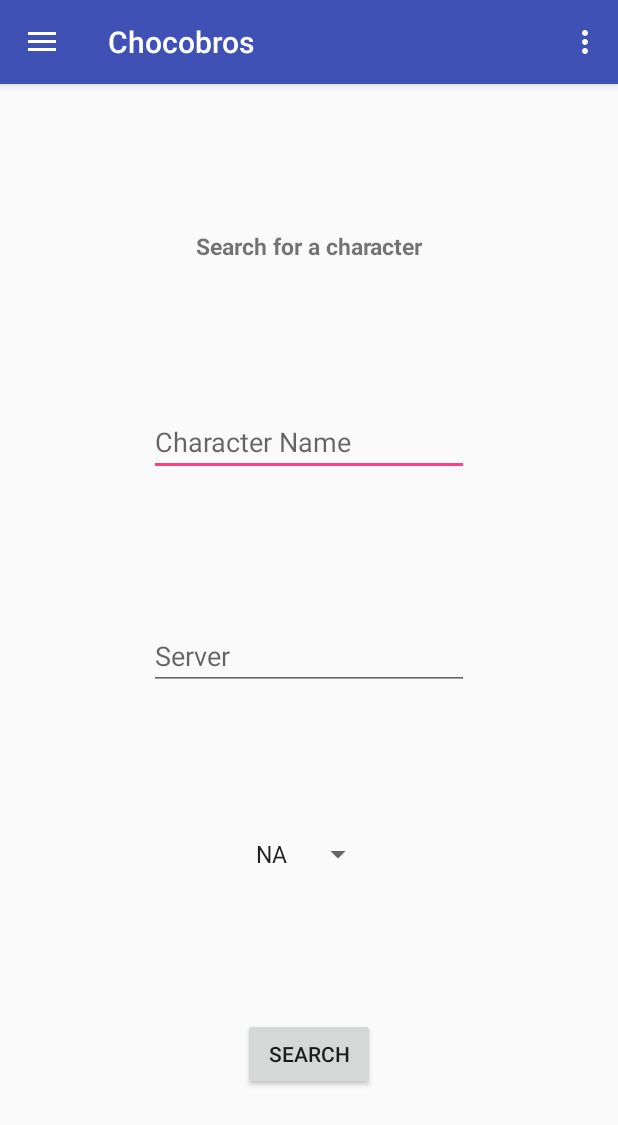
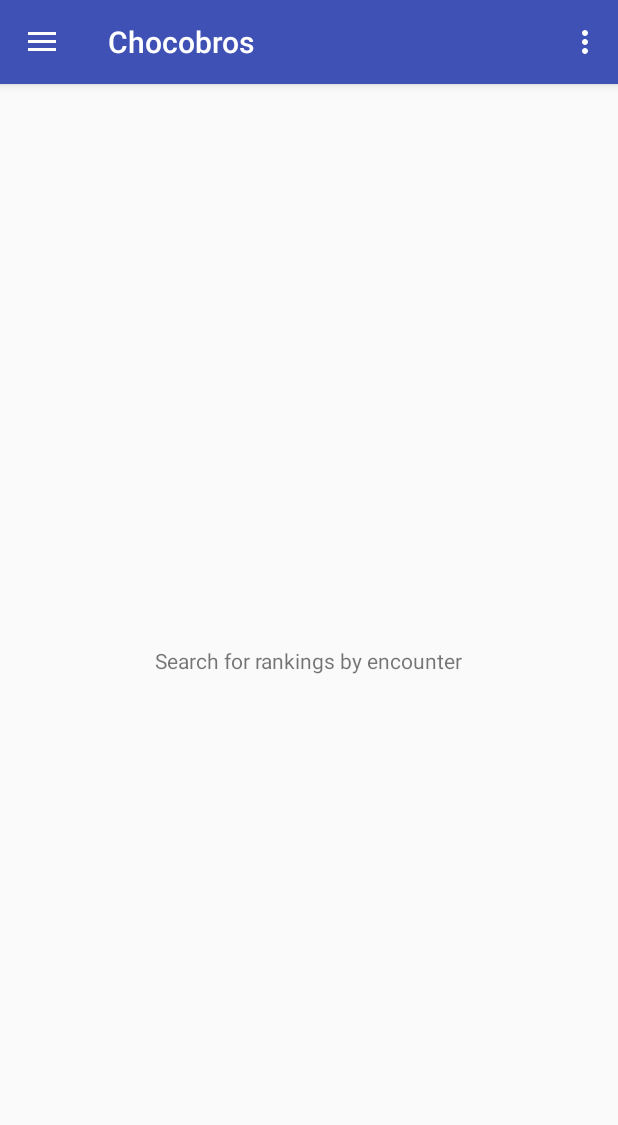
Before and after one commit to jbillote/chocobros-app, an Android app: the screen it shows after launch (CharacterSearchActivity before the commit, EncounterRankingSearchActivity after it), in the side drawer, after a tap on "Encounter", on a phone screen of 412 x 824 dp. Shown: the top 1125 px of the screen. Run offline under Robolectric (Android 15) with nearby library versions, the phone set to English and light mode, and no system bars; network calls fail.

Commit message:
Add search stub activities

```diff
--- a/app/src/main/java/com/jbillote/chocobros/activity/CharacterSearchActivity.java
+++ b/app/src/main/java/com/jbillote/chocobros/activity/CharacterRankingSearchActivity.java
@@ -16,7 +16,7 @@ import android.widget.Toast;
 
 import com.google.gson.Gson;
 
-public class CharacterSearchActivity extends NavigationDrawerActivity {
+public class CharacterRankingSearchActivity extends NavigationDrawerActivity {
 
     public static String EXTRA_RANKINGS = "com.jbillote_chocobros.activity.CHARACTER_RANKINGS";
     public static String EXTRA_CHARACTER_NAME = "com.jbillote.chocobros.activity.CHARACTER_NAME";
@@ -31,12 +31,12 @@ public class CharacterSearchActivity extends NavigationDrawerActivity {
         super.onCreate(savedInstanceState);
 
         ViewStub stub = (ViewStub)findViewById(R.id.main_layout_stub);
-        stub.setLayoutResource(R.layout.activity_character_search);
+        stub.setLayoutResource(R.layout.activity_character_ranking_search);
         stub.inflate();
     }
 
     public void searchPressed(View view) {
-        this.progressDialog = new ProgressDialog(CharacterSearchActivity.this);
+        this.progressDialog = new ProgressDialog(CharacterRankingSearchActivity.this);
         this.progressDialog.setMessage(getApplicationContext().getString(R.string.search_in_progress));
         this.progressDialog.setIndeterminate(true);
         this.progressDialog.setCancelable(true);
--- /dev/null
+++ b/app/src/main/java/com/jbillote/chocobros/activity/EncounterRankingSearchActivity.java
@@ -0,0 +1,18 @@
+package com.jbillote.chocobros.activity;
+
+import com.jbillote.chocobros.R;
+
+import android.os.Bundle;
+import android.view.ViewStub;
+
+public class EncounterRankingSearchActivity extends NavigationDrawerActivity {
+
+    @Override
+    protected void onCreate(Bundle savedInstanceState) {
+        super.onCreate(savedInstanceState);
+
+        ViewStub stub = (ViewStub)findViewById(R.id.main_layout_stub);
+        stub.setLayoutResource(R.layout.activity_encounter_ranking_search);
+        stub.inflate();
+    }
+}
--- a/app/src/main/java/com/jbillote/chocobros/activity/NavigationDrawerActivity.java
+++ b/app/src/main/java/com/jbillote/chocobros/activity/NavigationDrawerActivity.java
@@ -2,6 +2,7 @@ package com.jbillote.chocobros.activity;
 
 import com.jbillote.chocobros.R;
 
+import android.content.Intent;
 import android.os.Bundle;
 import android.support.design.widget.NavigationView;
 import android.support.v4.view.GravityCompat;
@@ -65,11 +66,31 @@ public class NavigationDrawerActivity extends AppCompatActivity
         return super.onOptionsItemSelected(item);
     }
 
-    @SuppressWarnings("StatementWithEmptyBody")
     @Override
     public boolean onNavigationItemSelected(MenuItem item) {
         // Handle navigation view item clicks here.
         int id = item.getItemId();
+
+        Intent intent = null;
+
+        switch (id) {
+            case R.id.nav_ranking_char:
+                intent = new Intent(this, CharacterRankingSearchActivity.class);
+                break;
+            case R.id.nav_ranking_encounter:
+                intent = new Intent(this, EncounterRankingSearchActivity.class);
+                break;
+            case R.id.nav_parses_character:
+                intent = new Intent(this, CharacterParseSearchActivity.class);
+                break;
+            case R.id.nav_reports_guild:
+                intent = new Intent(this, GuildReportSearchActivity.class);
+                break;
+        }
+
+        if (intent != null) {
+            startActivity(intent);
+        }
 
         DrawerLayout drawer = (DrawerLayout) findViewById(R.id.drawer_layout);
         drawer.closeDrawer(GravityCompat.START);
--- a/app/src/main/res/layout/activity_character_search.xml
+++ b/app/src/main/res/layout/activity_character_ranking_search.xml
@@ -4,12 +4,12 @@
     xmlns:tools="http://schemas.android.com/tools"
     android:layout_width="match_parent"
     android:layout_height="match_parent"
-    tools:context="com.jbillote.chocobros.activity.CharacterSearchActivity">
+    tools:context="com.jbillote.chocobros.activity.CharacterRankingSearchActivity">
 
     <TextView
         android:layout_width="wrap_content"
         android:layout_height="wrap_content"
-        android:text="@string/character_search_title"
+        android:text="@string/character_ranking_search_title"
         android:textStyle="bold"
         android:textSize="15sp"
         app:layout_constraintLeft_toLeftOf="parent"
--- /dev/null
+++ b/app/src/main/res/layout/activity_encounter_ranking_search.xml
@@ -0,0 +1,19 @@
+<?xml version="1.0" encoding="utf-8"?>
+<android.support.constraint.ConstraintLayout xmlns:android="http://schemas.android.com/apk/res/android"
+    xmlns:app="http://schemas.android.com/apk/res-auto"
+    xmlns:tools="http://schemas.android.com/tools"
+    android:layout_width="match_parent"
+    android:layout_height="match_parent"
+    tools:context="com.jbillote.chocobros.activity.EncounterRankingSearchActivity">
+
+    <TextView
+        android:id="@+id/textView4"
+        app:layout_constraintTop_toTopOf="parent"
+        app:layout_constraintBottom_toBottomOf="parent"
+        app:layout_constraintLeft_toLeftOf="parent"
+        app:layout_constraintRight_toRightOf="parent"
+        android:layout_width="wrap_content"
+        android:layout_height="wrap_content"
+        android:text="@string/encounter_ranking_search_title" />
+
+</android.support.constraint.ConstraintLayout>
--- a/app/src/main/res/layout/activity_navigation_drawer.xml
+++ b/app/src/main/res/layout/activity_navigation_drawer.xml
@@ -19,6 +19,11 @@
         tools:openDrawer="start"
         android:layout_marginTop="?attr/actionBarSize" >
 
+        <ViewStub
+            android:id="@+id/main_layout_stub"
+            android:layout_width="wrap_content"
+            android:layout_height="wrap_content" />
+
         <android.support.design.widget.NavigationView
             android:id="@+id/nav_view"
             android:layout_width="wrap_content"
@@ -28,9 +33,5 @@
             app:headerLayout="@layout/nav_header_navigation_drawer"
             app:menu="@menu/activity_navigation_drawer_drawer" />
 
-        <ViewStub
-            android:id="@+id/main_layout_stub"
-            android:layout_width="wrap_content"
-            android:layout_height="wrap_content" />
     </android.support.v4.widget.DrawerLayout>
 </RelativeLayout>
--- a/app/src/main/res/values/strings.xml
+++ b/app/src/main/res/values/strings.xml
@@ -15,7 +15,10 @@
     <string name="search">Search</string>
     <string name="search_in_progress">Searching&#8230;</string>
 
-    <string name="character_search_title">Search for a character</string>
+    <string name="character_ranking_search_title">Search for a character\'s rankings</string>
+    <string name="encounter_ranking_search_title">Search for rankings by encounter</string>
+    <string name="character_parse_search_title">Search for a character\'s parses</string>
+    <string name="guild_report_search_title">Search for a guild\'s reports</string>
 
     <string name="nav_menu_ranking">Ranking</string>
     <string name="nav_menu_ranking_character">Character</string>
```
Also changed, not shown: app/src/main/AndroidManifest.xml (+13 -3 lines), app/src/main/java/com/jbillote/chocobros/activity/CharacterParseSearchActivity.java (added, +18 -0 lines), app/src/main/java/com/jbillote/chocobros/activity/CharacterRankingsActivity.java (+4 -4 lines), app/src/main/java/com/jbillote/chocobros/activity/GuildReportSearchActivity.java (added, +18 -0 lines), app/src/main/res/layout/activity_character_parse_search.xml (added, +18 -0 lines), app/src/main/res/layout/activity_guild_report_search.xml (added, +19 -0 lines).
